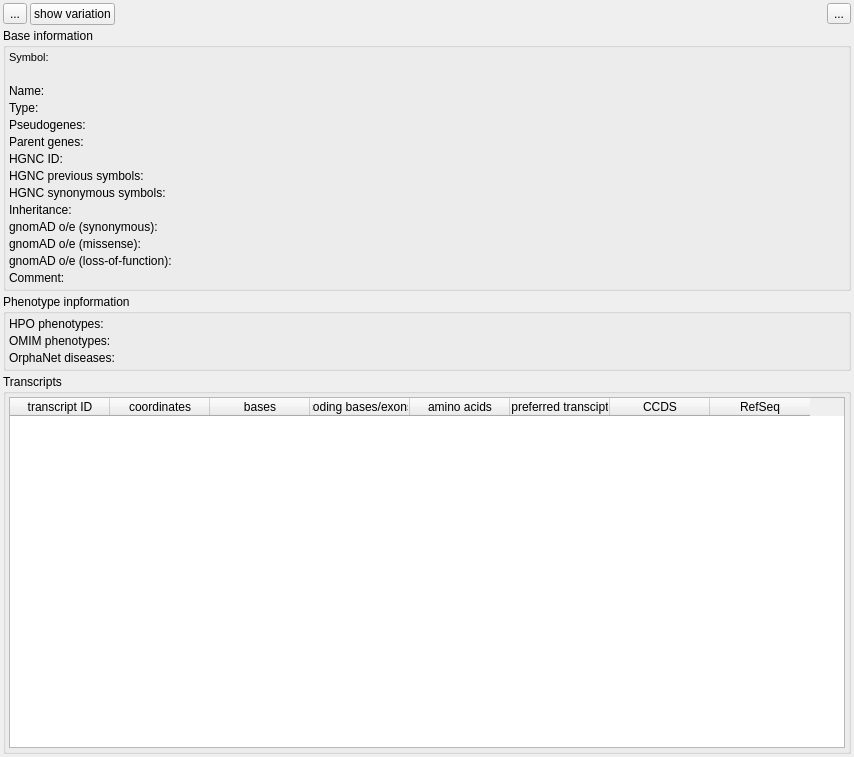
This is src/GSvar/GeneWidget.ui in imgag/ngs-bits as Qt 5 draws it before an edit. The edited form follows.
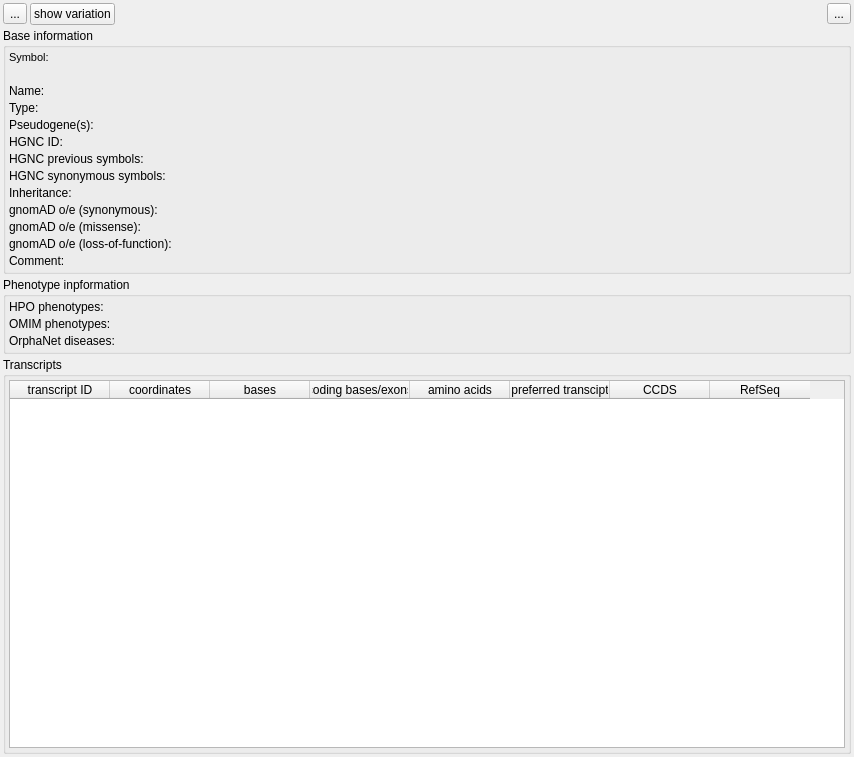
This is the edited form. Icons and pictures are not drawn.

Commit message:
src/GSvar/GeneWidget.*: updated GUI
src/NGSDImportEnsembl/main.cpp: added matching of gene names to identify pseudogene relations

src/NGSDImportPseudogenes/*: removed seperate tool for pseudogene import --> integrated in NGSDImportEnsembl

src/tools-TEST/NGSDImportEnsembl_Test.h: added tests for pseudogene import

```diff
--- a/src/GSvar/GeneWidget.ui
+++ b/src/GSvar/GeneWidget.ui
@@ -228,7 +228,44 @@
         </property>
        </widget>
       </item>
-      <item row="7" column="0">
+      <item row="3" column="0">
+       <widget class="QLabel" name="label_14">
+        <property name="toolTip">
+         <string>&lt;html&gt;&lt;head/&gt;&lt;body&gt;&lt;p&gt;HGNC locus group.&lt;/p&gt;&lt;/body&gt;&lt;/html&gt;</string>
+        </property>
+        <property name="text">
+         <string>Type:</string>
+        </property>
+       </widget>
+      </item>
+      <item row="3" column="1">
+       <widget class="QLabel" name="type">
+        <property name="text">
+         <string/>
+        </property>
+       </widget>
+      </item>
+      <item row="5" column="0">
+       <widget class="QLabel" name="label_13">
+        <property name="text">
+         <string>HGNC ID:</string>
+        </property>
+       </widget>
+      </item>
+      <item row="5" column="1">
+       <widget class="QLabel" name="hgnc_id">
+        <property name="text">
+         <string/>
+        </property>
+        <property name="openExternalLinks">
+         <bool>true</bool>
+        </property>
+        <property name="textInteractionFlags">
+         <set>Qt::LinksAccessibleByMouse|Qt::TextSelectableByMouse</set>
+        </property>
+       </widget>
+      </item>
+      <item row="6" column="0">
        <widget class="QLabel" name="label_3">
         <property name="text">
          <string>HGNC previous symbols:</string>
@@ -238,7 +275,7 @@
         </property>
        </widget>
       </item>
-      <item row="7" column="1">
+      <item row="6" column="1">
        <widget class="QLabel" name="hgnc_previous">
         <property name="sizePolicy">
          <sizepolicy hsizetype="Expanding" vsizetype="Preferred">
@@ -257,7 +294,7 @@
         </property>
        </widget>
       </item>
-      <item row="8" column="0">
+      <item row="7" column="0">
        <widget class="QLabel" name="label_6">
         <property name="text">
          <string>HGNC synonymous symbols:</string>
@@ -267,7 +304,7 @@
         </property>
        </widget>
       </item>
-      <item row="8" column="1">
+      <item row="7" column="1">
        <widget class="QLabel" name="hgnc_synonymous">
         <property name="sizePolicy">
          <sizepolicy hsizetype="Expanding" vsizetype="Preferred">
@@ -286,7 +323,7 @@
         </property>
        </widget>
       </item>
-      <item row="9" column="0">
+      <item row="8" column="0">
        <widget class="QLabel" name="label_4">
         <property name="text">
          <string>Inheritance:</string>
@@ -296,7 +333,7 @@
         </property>
        </widget>
       </item>
-      <item row="9" column="1">
+      <item row="8" column="1">
        <widget class="QLabel" name="inheritance">
         <property name="sizePolicy">
          <sizepolicy hsizetype="Expanding" vsizetype="Preferred">
@@ -312,7 +349,7 @@
         </property>
        </widget>
       </item>
-      <item row="10" column="0">
+      <item row="9" column="0">
        <widget class="QLabel" name="label_7">
         <property name="text">
          <string>gnomAD o/e (synonymous):</string>
@@ -322,7 +359,7 @@
         </property>
        </widget>
       </item>
-      <item row="10" column="1">
+      <item row="9" column="1">
        <widget class="QLabel" name="oe_syn">
         <property name="sizePolicy">
          <sizepolicy hsizetype="Expanding" vsizetype="Preferred">
@@ -338,7 +375,7 @@
         </property>
        </widget>
       </item>
-      <item row="11" column="0">
+      <item row="10" column="0">
        <widget class="QLabel" name="label_9">
         <property name="text">
          <string>gnomAD o/e (missense):</string>
@@ -348,7 +385,7 @@
         </property>
        </widget>
       </item>
-      <item row="11" column="1">
+      <item row="10" column="1">
        <widget class="QLabel" name="oe_mis">
         <property name="sizePolicy">
          <sizepolicy hsizetype="Expanding" vsizetype="Preferred">
@@ -364,7 +401,7 @@
         </property>
        </widget>
       </item>
-      <item row="12" column="0">
+      <item row="11" column="0">
        <widget class="QLabel" name="label_10">
         <property name="text">
          <string>gnomAD o/e (loss-of-function):</string>
@@ -374,7 +411,7 @@
         </property>
        </widget>
       </item>
-      <item row="12" column="1">
+      <item row="11" column="1">
        <widget class="QLabel" name="oe_lof">
         <property name="sizePolicy">
          <sizepolicy hsizetype="Expanding" vsizetype="Preferred">
@@ -390,7 +427,7 @@
         </property>
        </widget>
       </item>
-      <item row="13" column="0">
+      <item row="12" column="0">
        <widget class="QLabel" name="label_5">
         <property name="text">
          <string>Comment:</string>
@@ -400,7 +437,7 @@
         </property>
        </widget>
       </item>
-      <item row="13" column="1">
+      <item row="12" column="1">
        <widget class="QLabel" name="comments">
         <property name="sizePolicy">
          <sizepolicy hsizetype="Expanding" vsizetype="Preferred">
@@ -419,47 +456,10 @@
         </property>
        </widget>
       </item>
-      <item row="6" column="0">
-       <widget class="QLabel" name="label_13">
-        <property name="text">
-         <string>HGNC ID:</string>
-        </property>
-       </widget>
-      </item>
-      <item row="6" column="1">
-       <widget class="QLabel" name="hgnc_id">
-        <property name="text">
-         <string/>
-        </property>
-        <property name="openExternalLinks">
-         <bool>true</bool>
-        </property>
-        <property name="textInteractionFlags">
-         <set>Qt::LinksAccessibleByMouse|Qt::TextSelectableByMouse</set>
-        </property>
-       </widget>
-      </item>
-      <item row="3" column="0">
-       <widget class="QLabel" name="label_14">
-        <property name="toolTip">
-         <string>&lt;html&gt;&lt;head/&gt;&lt;body&gt;&lt;p&gt;HGNC locus group.&lt;/p&gt;&lt;/body&gt;&lt;/html&gt;</string>
-        </property>
-        <property name="text">
-         <string>Type:</string>
-        </property>
-       </widget>
-      </item>
-      <item row="3" column="1">
-       <widget class="QLabel" name="type">
-        <property name="text">
-         <string/>
-        </property>
-       </widget>
-      </item>
       <item row="4" column="0">
        <widget class="QLabel" name="pseudogene_label">
         <property name="text">
-         <string>Pseudogenes:</string>
+         <string>Pseudogene(s):</string>
         </property>
        </widget>
       </item>
@@ -470,20 +470,6 @@
         </property>
        </widget>
       </item>
-      <item row="5" column="0">
-       <widget class="QLabel" name="parent_gene_label">
-        <property name="text">
-         <string>Parent genes:</string>
-        </property>
-       </widget>
-      </item>
-      <item row="5" column="1">
-       <widget class="QLabel" name="parent_genes">
-        <property name="text">
-         <string/>
-        </property>
-       </widget>
-      </item>
      </layout>
     </widget>
    </item>
```
The commit also changes 9 other files.
